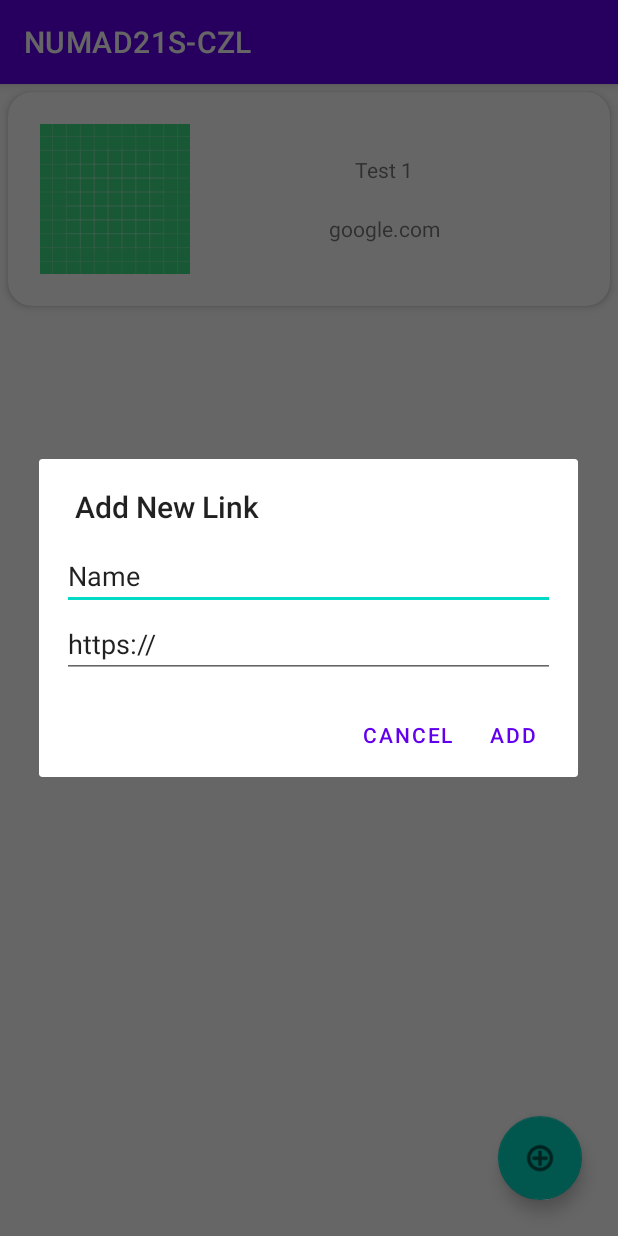
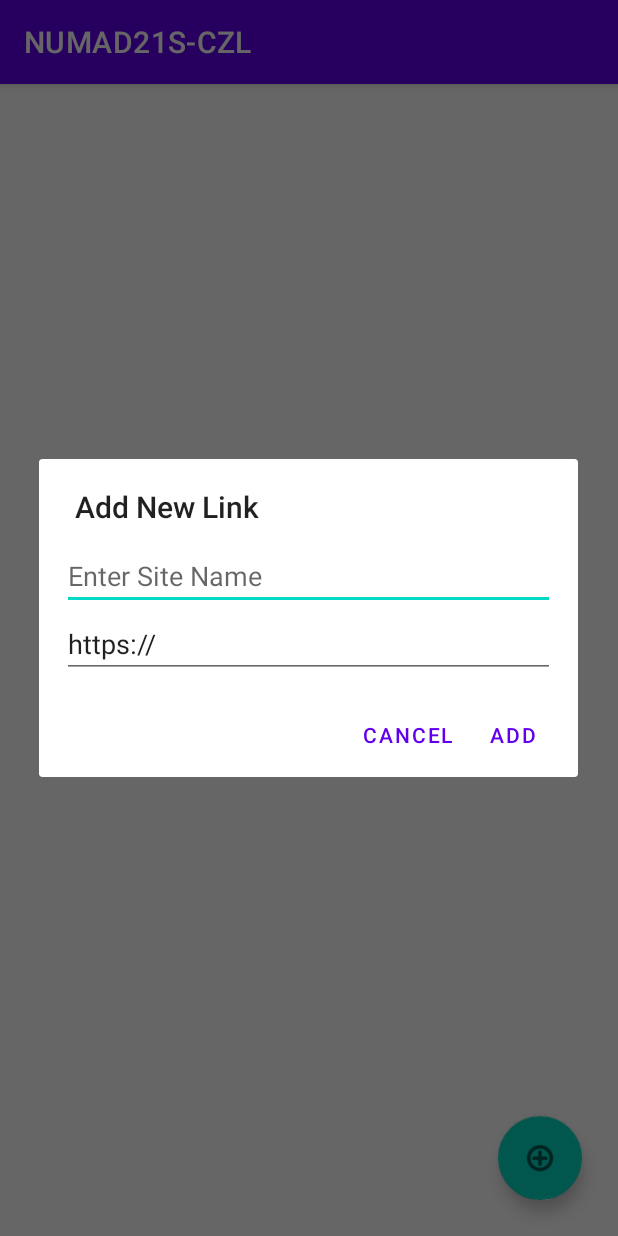
Before and after one commit to Clee2691/NUMAD21S-CZL, an Android app: the ActivityLinkCollector screen opened directly, with no data from a screen before it, after a tap on "button to add links", on a phone screen of 412 x 824 dp. Run offline under Robolectric (Android 15) with nearby library versions, the phone set to English and light mode, and no system bars.

Commit message:
Added dialog for user input, added removal and undo of item delete

```diff
--- a/app/src/main/java/com/example/numad21s_czl/EnterLinkDialogFragment.java
+++ b/app/src/main/java/com/example/numad21s_czl/EnterLinkDialogFragment.java
@@ -2,23 +2,34 @@ package com.example.numad21s_czl;
 
 import android.app.AlertDialog;
 import android.app.Dialog;
+import android.content.Context;
 import android.content.DialogInterface;
 import android.os.Bundle;
 import android.view.LayoutInflater;
+import android.view.View;
+import android.widget.EditText;
 
+import androidx.appcompat.app.AppCompatDialogFragment;
 import androidx.fragment.app.DialogFragment;
 
-public class EnterLinkDialogFragment extends DialogFragment {
+public class EnterLinkDialogFragment extends AppCompatDialogFragment {
+    private EditText eTLinkName;
+    private EditText eTLinkTarget;
+    private addLinkListener listener;
+
     @Override
     public Dialog onCreateDialog(Bundle savedInstanceState) {
         AlertDialog.Builder builder = new AlertDialog.Builder(getActivity());
         LayoutInflater lInflater = requireActivity().getLayoutInflater();
+        View dialogView = lInflater.inflate(R.layout.dialog_enter_link, null);
         builder.setTitle("Add New Link")
-                .setView(lInflater.inflate(R.layout.dialog_enter_link, null))
+                .setView(dialogView)
         .setPositiveButton(R.string.add_link_string, new DialogInterface.OnClickListener() {
             @Override
-            public void onClick(DialogInterface dialog, int which) {
-                EnterLinkDialogFragment.this.getDialog().cancel();
+            public void onClick(DialogInterface dialog, int id) {
+                String linkName = eTLinkName.getText().toString();
+                String linkTarget = eTLinkTarget.getText().toString();
+                listener.addCard(linkName, linkTarget);
             }
         })
         .setNegativeButton(R.string.cancel, new DialogInterface.OnClickListener() {
@@ -26,6 +37,23 @@ public class EnterLinkDialogFragment extends DialogFragment {
                 EnterLinkDialogFragment.this.getDialog().cancel();
             }
         });
+        eTLinkName = dialogView.findViewById(R.id.editTextName);
+        eTLinkTarget = dialogView.findViewById(R.id.editTextLinkTarget);
+
         return builder.create();
     }
+
+    @Override
+    public void onAttach(Context context) {
+        super.onAttach(context);
+        listener = (addLinkListener) context;
+    }
+
+    /*
+     * An interface needed to use the text entered from the user
+     * Implemented in the ActivityLinkCollector class
+     */
+    public interface addLinkListener {
+        void addCard(String linkName, String linkTarget);
+    }
 }
--- a/app/src/main/res/layout/activity_link_collector.xml
+++ b/app/src/main/res/layout/activity_link_collector.xml
@@ -2,6 +2,7 @@
 <androidx.constraintlayout.widget.ConstraintLayout xmlns:android="http://schemas.android.com/apk/res/android"
     xmlns:app="http://schemas.android.com/apk/res-auto"
     xmlns:tools="http://schemas.android.com/tools"
+    android:id="@+id/link_collect_activity"
     android:layout_width="match_parent"
     android:layout_height="match_parent"
     tools:context=".ActivityLinkCollector">
--- a/app/src/main/res/layout/dialog_enter_link.xml
+++ b/app/src/main/res/layout/dialog_enter_link.xml
@@ -11,8 +11,9 @@
         android:layout_marginTop="10dp"
         android:layout_marginRight="15dp"
         android:ems="10"
+        android:hint="@string/enter_site_name_string"
         android:inputType="text"
-        android:text="Name" />
+        android:autofillHints="" />
 
     <EditText
         android:id="@+id/editTextLinkTarget"
@@ -21,7 +22,9 @@
         android:layout_marginLeft="15dp"
         android:layout_marginRight="15dp"
         android:layout_marginBottom="10dp"
+        android:autofillHints=""
         android:ems="10"
+        android:hint="http://"
         android:inputType="textUri"
-        android:text="https://" />
+        android:text="@string/https_string" />
 </LinearLayout>
--- a/app/src/main/res/layout/link_card_layout.xml
+++ b/app/src/main/res/layout/link_card_layout.xml
@@ -6,6 +6,8 @@
     android:layout_height="wrap_content"
     android:layout_margin="5dp"
     android:id="@+id/link_card_view"
+    android:foreground="?selectableItemBackground"
+    android:clickable="true"
     app:cardBackgroundColor="#FFFFFF"
     app:cardCornerRadius="16dp"
     app:cardElevation="3dp"
--- a/app/src/main/res/values/strings.xml
+++ b/app/src/main/res/values/strings.xml
@@ -15,4 +15,6 @@
     <string name="button_to_add_links_string">button to add links</string>
     <string name="add_link_string">Add</string>
     <string name="cancel">Cancel</string>
+    <string name="https_string">https://</string>
+    <string name="enter_site_name_string">Enter Site Name</string>
 </resources>
```
Also changed, not shown: app/src/main/java/com/example/numad21s_czl/ActivityLinkCollector.java (+74 -16 lines), app/src/main/java/com/example/numad21s_czl/LinkRecyclerViewHolder.java (+13 -0 lines).
